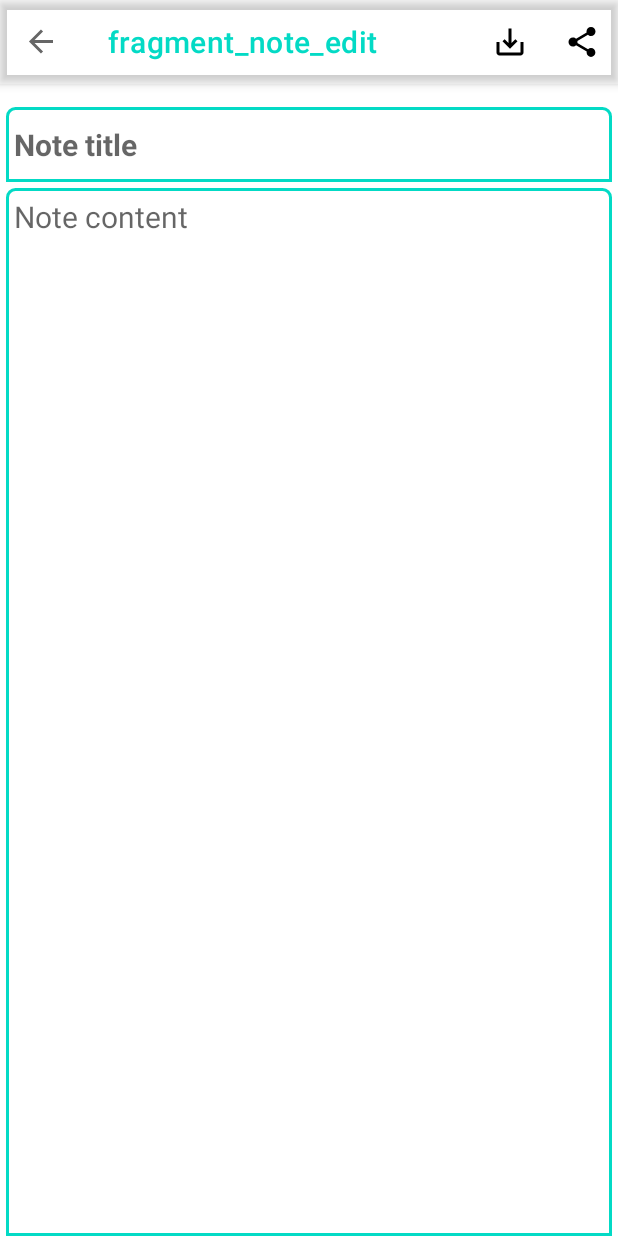
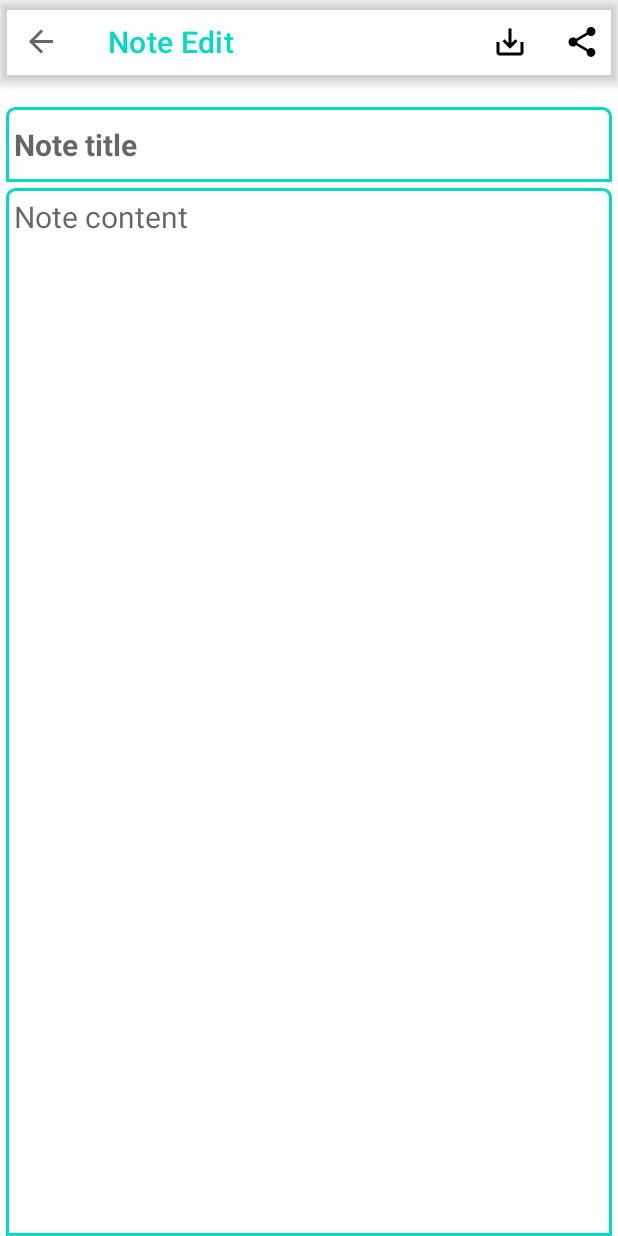
Before and after one commit to lokaimoma/TouchNotes, an Android app: the NoteEditFragment screen opened through its navigation route, on a phone screen of 412 x 824 dp. Run offline under Robolectric (Android 15) with nearby library versions, the phone set to English and light mode, and no system bars; our stand-ins replace Dagger/Hilt's generated code, Room's generated code, navigation-ui.

Commit message:
Set toolbar title to appropriate names

```diff
--- a/app/src/main/java/com/koc/touchnotes/view/NoteListFragment.kt
+++ b/app/src/main/java/com/koc/touchnotes/view/NoteListFragment.kt
@@ -7,6 +7,7 @@ import android.view.ViewGroup
 import androidx.fragment.app.Fragment
 import androidx.navigation.Navigation
 import androidx.recyclerview.widget.GridLayoutManager
+import com.koc.touchnotes.R
 import com.koc.touchnotes.databinding.FragmentNoteListBinding
 import com.koc.touchnotes.viewModel.NoteListViewModel
 import dagger.hilt.android.AndroidEntryPoint
--- a/app/src/main/res/navigation/base_graph.xml
+++ b/app/src/main/res/navigation/base_graph.xml
@@ -8,7 +8,7 @@
     <fragment
         android:id="@+id/noteListFragment"
         android:name="com.koc.touchnotes.view.NoteListFragment"
-        android:label="fragment_note_list"
+        android:label="@string/app_name"
         tools:layout="@layout/fragment_note_list" >
         <action
             android:id="@+id/action_list_edit"
@@ -21,7 +21,7 @@
     <fragment
         android:id="@+id/noteEditFragment"
         android:name="com.koc.touchnotes.view.NoteEditFragment"
-        android:label="fragment_note_edit"
+        android:label="@string/note_edit"
         tools:layout="@layout/fragment_note_edit" >
         <action
             android:id="@+id/action_edit_list"
--- a/app/src/main/res/values/strings.xml
+++ b/app/src/main/res/values/strings.xml
@@ -1,11 +1,10 @@
 <resources>
     <string name="app_name">TouchNotes</string>
-    <!-- TODO: Remove or change this placeholder text -->
-    <string name="hello_blank_fragment">Hello blank fragment</string>
     <string name="add_note">Add note</string>
     <string name="note_title">Note title</string>
     <string name="note_content">Note content</string>
     <string name="save">Save</string>
     <string name="delete">Delete</string>
     <string name="share">Share</string>
+    <string name="note_edit">Note Edit</string>
 </resources>
```
